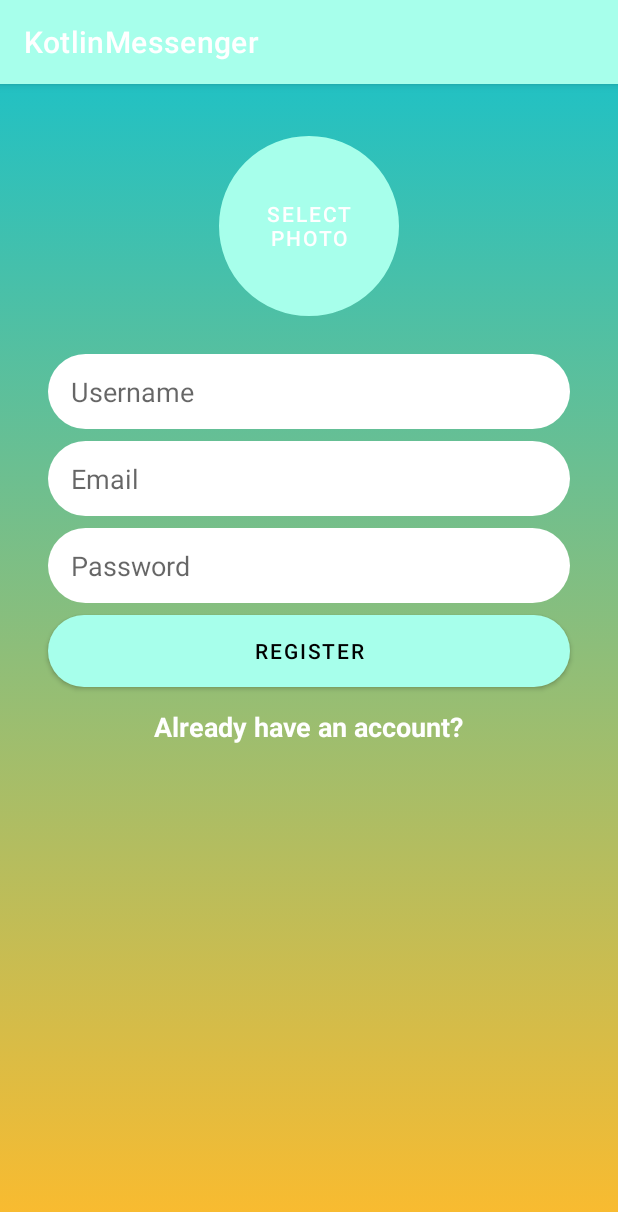
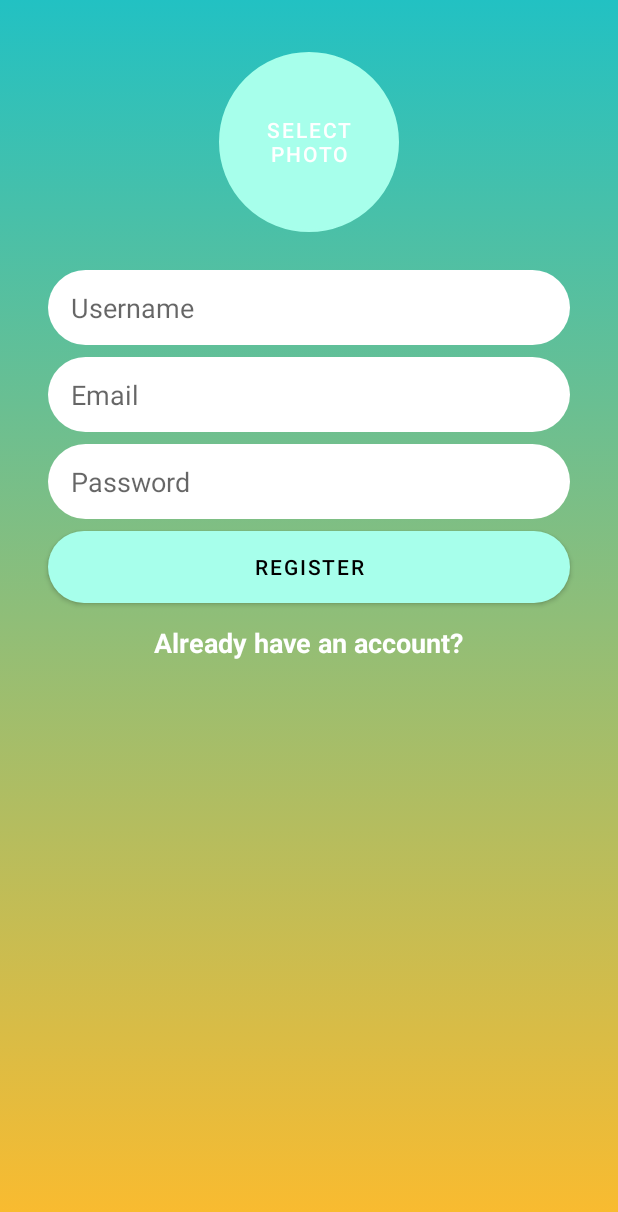
Before and after one commit to 196Sebastian/kotlin-messenger, an Android app: the screen it shows after launch (MainActivity), on a phone screen of 412 x 824 dp. Shown: the top 1212 px of the screen. Run offline under Robolectric (Android 15) with nearby library versions, the phone set to English and light mode, and no system bars; our stand-ins replace Firebase (no records; nobody signed in at launch, a user with empty details on screens opened directly).

Commit message:
Removed actionbar from app

```diff
--- a/app/src/main/res/values/themes.xml
+++ b/app/src/main/res/values/themes.xml
@@ -1,6 +1,6 @@
 <resources xmlns:tools="http://schemas.android.com/tools">
     <!-- Base application theme. -->
-    <style name="Theme.KotlinMessenger" parent="Theme.MaterialComponents.DayNight.DarkActionBar">
+    <style name="Theme.KotlinMessenger" parent="Theme.MaterialComponents.DayNight.NoActionBar">
         <!-- Primary brand color. -->
         <item name="colorPrimary">@color/button_color</item>
         <item name="colorPrimaryVariant">@color/purple_700</item>
```
